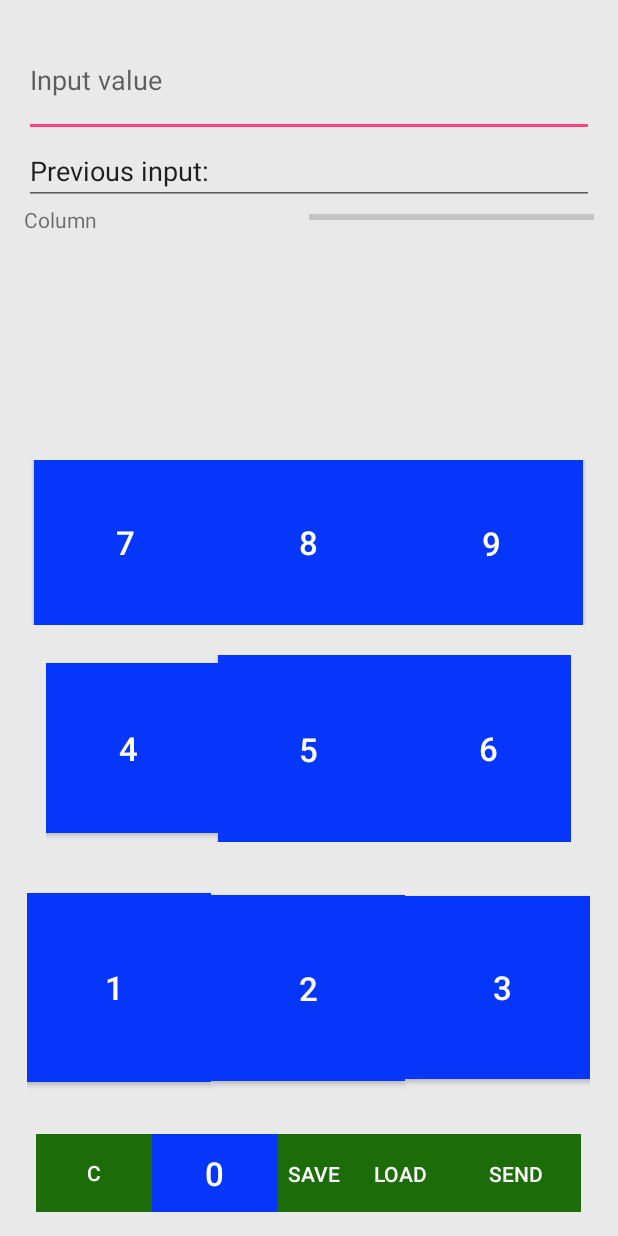
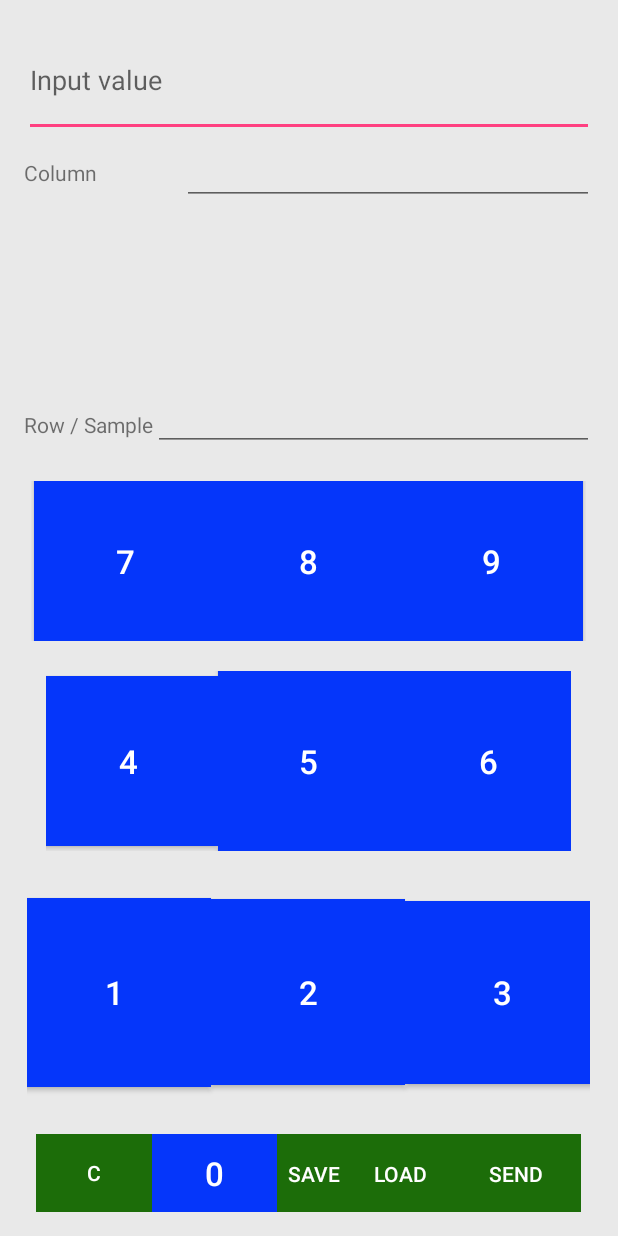
Before and after one commit to KimMoritz/SciProSpr, an Android app: the Datafeed screen opened directly, with no data from a screen before it, on a phone screen of 412 x 824 dp. Run offline under Robolectric (Android 15) with nearby library versions, the phone set to English and light mode, and no system bars; 1 statement that could not run was skipped.

```diff
--- a/app/src/main/AndroidManifest.xml
+++ b/app/src/main/AndroidManifest.xml
@@ -7,6 +7,7 @@
     <uses-permission android:name="android.permission.ACCESS_FINE_LOCATION" />
     <uses-permission android:name="android.permission.INTERNET" />
     <uses-permission android:name="android.permission.READ_EXTERNAL_STORAGE" />
+    <uses-permission android:name="android.permission.READ_INTERNAL_STORAGE" />
 
 
     <uses-feature
--- a/app/src/main/res/layout/datafeed_sci_pro_spr.xml
+++ b/app/src/main/res/layout/datafeed_sci_pro_spr.xml
@@ -18,13 +18,6 @@
         android:editable="false"
         android:textIsSelectable="false" />
 
-    <EditText
-        android:layout_width="match_parent"
-        android:layout_height="wrap_content"
-        android:id="@+id/previnp"
-        android:text="Previous input:"
-        android:editable="false" />
-
     <LinearLayout
         android:orientation="horizontal"
         android:layout_width="match_parent"
@@ -36,18 +29,37 @@
             android:layout_height="wrap_content"
             android:textAppearance="?android:attr/textAppearanceSmall"
             android:text="Column"
-            android:id="@+id/textView4"
-            android:layout_weight="1.45" />
+            android:id="@+id/textViewColumn"
+            android:layout_weight="0.56"
+            android:editable="true" />
 
-        <ProgressBar
-            style="?android:attr/progressBarStyleHorizontal"
+        <EditText
+            android:layout_width="151dp"
+            android:layout_height="wrap_content"
+            android:id="@+id/previnp"
+            android:editable="false"
+            android:layout_weight="1.21" />
+
+    </LinearLayout>
+
+    <LinearLayout
+        android:orientation="horizontal"
+        android:layout_width="match_parent"
+        android:layout_height="41dp">
+
+        <TextView
             android:layout_width="wrap_content"
             android:layout_height="wrap_content"
-            android:id="@+id/progressBar"
-            android:max="5"
-            android:progress="0"
-            android:indeterminate="false"
-            android:layout_weight="1.45" />
+            android:textAppearance="?android:attr/textAppearanceSmall"
+            android:text="Row / Sample"
+            android:id="@+id/textViewRow" />
+
+        <EditText
+            android:layout_width="wrap_content"
+            android:layout_height="wrap_content"
+            android:id="@+id/rowOrSampleNumber"
+            android:layout_weight="1"
+            android:editable="true" />
     </LinearLayout>
 
     <LinearLayout android:orientation="horizontal"
```
Also changed, not shown: app/src/main/java/com/example/kitz0001/sciprospr/DataColumn.java (+0 -9 lines), app/src/main/java/com/example/kitz0001/sciprospr/Datafeed.java (+31 -58 lines), app/src/main/java/com/example/kitz0001/sciprospr/SaveFileActivity.java (+32 -30 lines), app/src/main/java/com/example/kitz0001/sciprospr/SettingActivity.java (+50 -69 lines), app/src/main/java/com/example/kitz0001/sciprospr/TextValueHolder.java (deleted, +0 -12 lines), app/src/main/res/layout/content_save_file.xml (+0 -26 lines).
